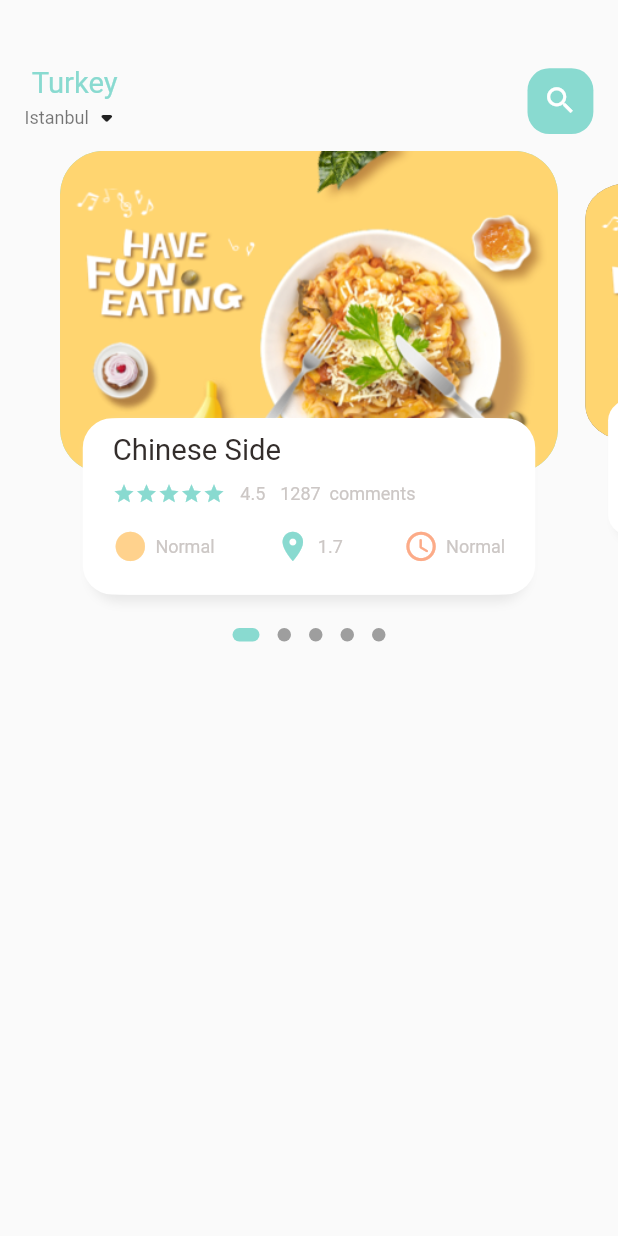
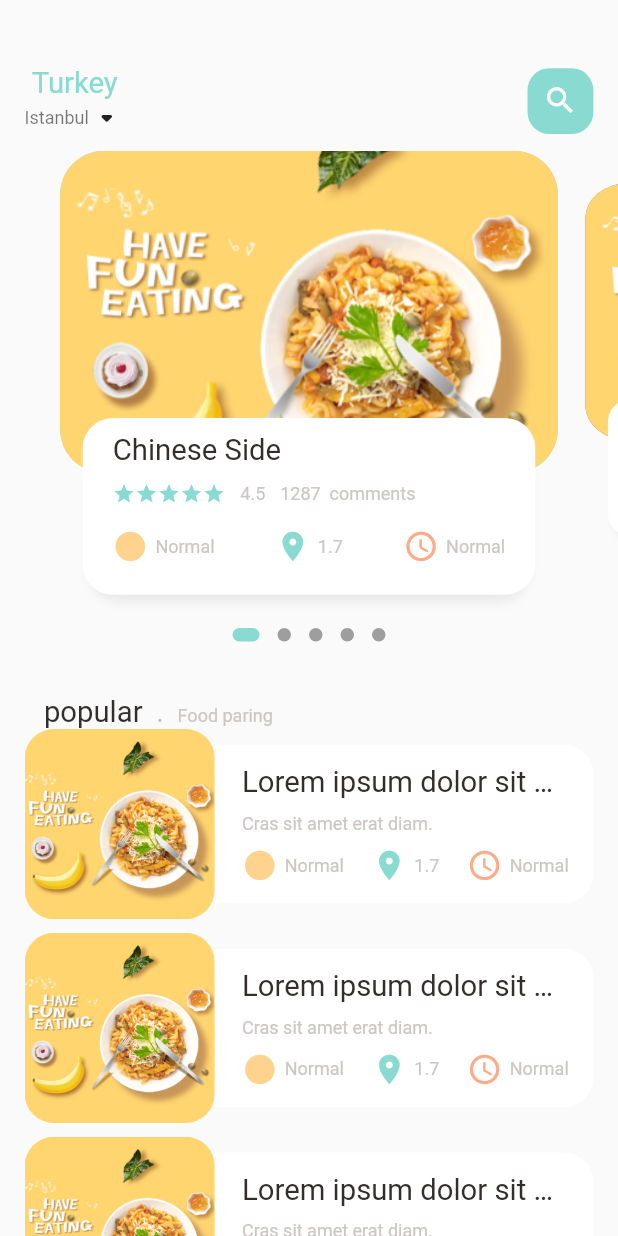
Before and after one commit to mehrdad03/food_delivery, a Flutter app: the screen it shows after launch, on a phone screen of 412 x 824 dp. Run offline on Flutter 3.47's test engine with Material 2 defaults, Android fonts, the phone set to English and light mode, and no system bars; drawn by our look-alikes of dots_indicator; our stand-ins replace get.

Commit message:
complete home page

```diff
--- a/lib/home/food_page_body.dart
+++ b/lib/home/food_page_body.dart
@@ -47,6 +47,7 @@ class _FoodPageBodyState extends State<FoodPageBody> {
     //print(MediaQuery.of(context).size.height.toString());
     return Column(
       children: [
+        /*slider section*/
         Container(
           height: Dimensions.pageView,
           child: PageView.builder(
@@ -56,6 +57,7 @@ class _FoodPageBodyState extends State<FoodPageBody> {
                 return _buildPageItem(position);
               }),
         ),
+        /*dots*/
         DotsIndicator(
           dotsCount: 5,
           position: _currentPageValue,
@@ -66,7 +68,113 @@ class _FoodPageBodyState extends State<FoodPageBody> {
             activeShape: RoundedRectangleBorder(
                 borderRadius: BorderRadius.circular(5.0)),
           ),
-        )
+        ),
+        /*popular text*/
+        SizedBox(
+          height: Dimensions.height30,
+        ),
+        Container(
+          margin: EdgeInsets.only(left: Dimensions.width30),
+          child: Row(
+            crossAxisAlignment: CrossAxisAlignment.end,
+            children: [
+              BigText(text: "popular"),
+              SizedBox(width: Dimensions.width10),
+              Container(
+                child: BigText(
+                  text: ".",
+                  color: Colors.black26,
+                ),
+              ),
+              SizedBox(width: Dimensions.width10),
+              Container(
+                margin: EdgeInsets.only(bottom: 2),
+                child: SmallText(text: "Food paring"),
+              ),
+            ],
+          ),
+        ),
+        /*list of food and images*/
+        ListView.builder(
+            physics: NeverScrollableScrollPhysics(),
+            shrinkWrap: true,
+            itemCount: 10,
+            itemBuilder: (context, index) {
+              return Container(
+                margin: EdgeInsets.only(
+                    left: Dimensions.width20,
+                    right: Dimensions.width20,
+                    bottom: Dimensions.height10),
+                child: Row(
+                  children: [
+                    /*image*/
+                    Container(
+                      width: Dimensions.listViewImgSize,
+                      height: Dimensions.listViewImgSize,
+                      decoration: BoxDecoration(
+                          borderRadius:
+                          BorderRadius.circular(Dimensions.radius20),
+                          color: Colors.white38,
+                          image: const DecorationImage(
+                              fit: BoxFit.cover,
+                              image: AssetImage("assets/image/food0.png"))),
+                    ),
+                    Expanded(
+                      child: Container(
+                        height: Dimensions.listViewTextContainerSize,
+                        padding: EdgeInsets.only(left: Dimensions.width10,right: Dimensions.width20),
+                        decoration: BoxDecoration(
+                            borderRadius: BorderRadius.only(
+                                topRight:
+                                Radius.circular(Dimensions.radius20),
+                                bottomRight:
+                                Radius.circular(Dimensions.radius20)),
+                            color: Colors.white),
+                        child: Padding(
+                          padding: EdgeInsets.only(
+                            left: Dimensions.width10,
+                          ),
+                          child: Column(
+                            crossAxisAlignment: CrossAxisAlignment.start,
+                            mainAxisAlignment: MainAxisAlignment.center,
+                            children: [
+                              BigText(
+                                  text:
+                                  "Lorem ipsum dolor sit amet, consectetur adipiscing elit"),
+                              SizedBox(
+                                height: Dimensions.height10,
+                              ),
+                              SmallText(text: "Cras sit amet erat diam. "),
+                              SizedBox(
+                                height: Dimensions.height10,
+                              ),
+                              Row(
+                                mainAxisAlignment:
+                                MainAxisAlignment.spaceBetween,
+                                children: [
+                                  IconAndTextWidget(
+                                      text: 'Normal',
+                                      icon: Icons.circle_sharp,
+                                      iconColor: AppColors.iconColor1),
+                                  IconAndTextWidget(
+                                      text: '1.7',
+                                      icon: Icons.location_on,
+                                      iconColor: AppColors.mainColor),
+                                  IconAndTextWidget(
+                                      text: 'Normal',
+                                      icon: Icons.access_time_rounded,
+                                      iconColor: AppColors.iconColor2),
+                                ],
+                              )
+                            ],
+                          ),
+                        ),
+                      ),
+                    )
+                  ],
+                ),
+              );
+            })
       ],
     );
   }
@@ -105,7 +213,8 @@ class _FoodPageBodyState extends State<FoodPageBody> {
         children: [
           Container(
               height: Dimensions.pageViewContainer,
-              margin:  EdgeInsets.only(left: Dimensions.width10, right: Dimensions.width10),
+              margin: EdgeInsets.only(
+                  left: Dimensions.width10, right: Dimensions.width10),
               decoration: BoxDecoration(
                 borderRadius: BorderRadius.circular(Dimensions.radius30),
                 color: index.isEven ? AppColors.mainColor : Colors.black54,
@@ -118,7 +227,7 @@ class _FoodPageBodyState extends State<FoodPageBody> {
             alignment: Alignment.bottomCenter,
             child: Container(
               height: Dimensions.pageViewTextContainer,
-              margin:  EdgeInsets.only(
+              margin: EdgeInsets.only(
                 left: Dimensions.width30,
                 bottom: Dimensions.height20,
                 right: Dimensions.width30,
@@ -135,7 +244,8 @@ class _FoodPageBodyState extends State<FoodPageBody> {
                     BoxShadow(color: Colors.white, offset: Offset(5, 0)),
                   ]),
               child: Container(
-                padding: EdgeInsets.only(top: Dimensions.height15, left: 15, right: 15),
+                padding: EdgeInsets.only(
+                    top: Dimensions.height15, left: 15, right: 15),
                 child: Column(
                   crossAxisAlignment: CrossAxisAlignment.start,
                   children: [
@@ -163,12 +273,12 @@ class _FoodPageBodyState extends State<FoodPageBody> {
                           width: 10,
                         ),
                         SmallText(text: "1287  comments"),
-                         SizedBox(
+                        SizedBox(
                           height: Dimensions.height10,
                         ),
                       ],
                     ),
-                     SizedBox(
+                    SizedBox(
                       height: Dimensions.height20,
                     ),
                     Row(
--- a/lib/home/main_food_page.dart
+++ b/lib/home/main_food_page.dart
@@ -61,7 +61,9 @@ class _MainFoodPageState extends State<MainFoodPage> {
             ), //app bar
           ),
           //showing the body
-          FoodPageBody()
+          Expanded(child:SingleChildScrollView(
+            child:  FoodPageBody(),
+          ))
         ],
       ),
     );
--- a/lib/utils/dimensions.dart
+++ b/lib/utils/dimensions.dart
@@ -3,33 +3,39 @@ import 'package:get/get.dart';
 class Dimensions {
   static double screenHeight = Get.context!.height;
   static double screenWidth = Get.context!.width;
+
   //x=phone screen size / height of slider for ex:880/220
-  static double pageView=screenHeight/2.64;
+  static double pageView = screenHeight / 2.64;
+
   //x=phone screen size / height of slider for ex:880/220
-  static double pageViewContainer=screenHeight/3.84;
+  static double pageViewContainer = screenHeight / 3.84;
+
   //x=phone screen size / height of slider for ex:880/120
-  static double pageViewTextContainer=screenHeight/7.02;
+  static double pageViewTextContainer = screenHeight / 7.02;
+
 //for padding responsive
-  static double height10=screenHeight/90.4;
-  static double height15=screenHeight/85.27;
-  static double height20=screenHeight/50.2;
+  static double height10 = screenHeight / 90.4;
+  static double height15 = screenHeight / 85.27;
+  static double height20 = screenHeight / 50.2;
+  static double height30 = screenHeight / 28.13;
+  static double height45 = screenHeight / 18.76;
 
-  static double height45=screenHeight/18.76;
   //for padding  and margin responsive
-  static double width10=screenHeight/90.4;
-  static double width15=screenHeight/85.27;
-  static double width20=screenHeight/50.2;
-  static double width30=screenHeight/28.13;
+  static double width10 = screenHeight / 90.4;
+  static double width15 = screenHeight / 85.27;
+  static double width20 = screenHeight / 50.2;
+  static double width30 = screenHeight / 28.13;
 
+  static double font20 = screenHeight / 42.2;
 
-  static double font20=screenHeight/42.2;
-
-  static double radius15=screenHeight/56.27;
-  static double radius20=screenHeight/42.2;
-  static double radius30=screenHeight/28.13;
+  static double radius15 = screenHeight / 56.27;
+  static double radius20 = screenHeight / 42.2;
+  static double radius30 = screenHeight / 28.13;
 
   //icon size
-  static double iconSize24=screenHeight/35.17;
+  static double iconSize24 = screenHeight / 35.17;
 
-
+  /*list view size*/
+  static double listViewImgSize = screenWidth / 3.25;
+  static double listViewTextContainerSize = screenWidth / 3.9;
 }
```
